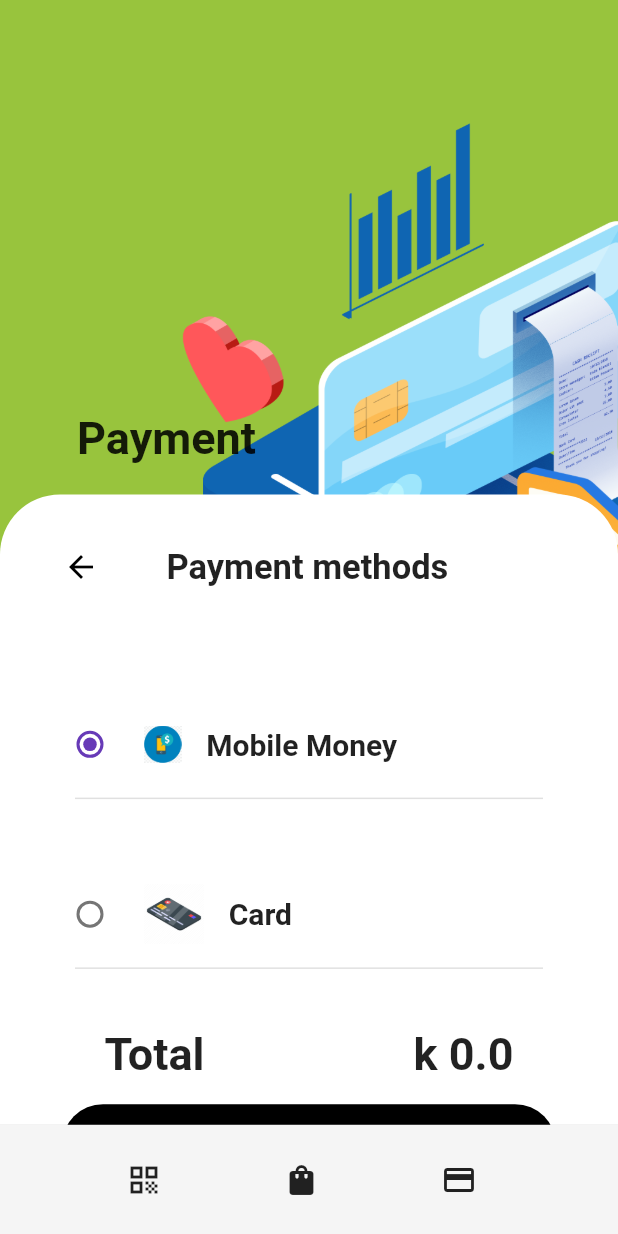
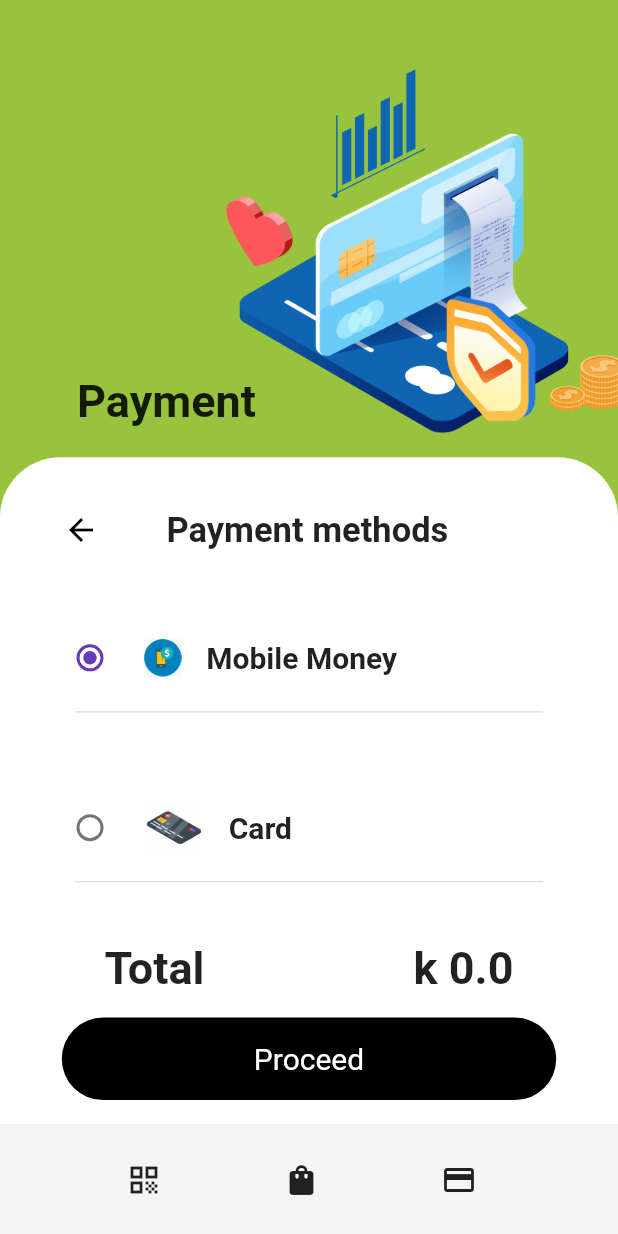
Before and after one commit to batsy3/veganic-foods-mobile, a Flutter app: the PaymentList screen opened directly, on a phone screen of 412 x 824 dp. Run offline on Flutter 3.47's test engine with Material 2 defaults, Android fonts, the phone set to English and light mode, and no system bars; our stand-ins replace badges, email_validator, flutter_screenutil, flutter_slidable, get and 1 more; missing offline and left inert: credit_card_input_form, dart:ffi, flutter_stripe, qr_code_scanner, short_uuids; accounts and stored records are empty; Roboto replaces fonts that are missing (SF Pro Rounded).

Commit message:
payment page ui fix

```diff
--- a/lib/screens/payment_page/payment.dart
+++ b/lib/screens/payment_page/payment.dart
@@ -61,9 +61,7 @@ class _PaymentListState extends State<PaymentList> {
   Paymentmethod? _init = Paymentmethod.mobile_money;
   @override
   Widget build(BuildContext context) {
-    return LayoutBuilder(builder: ((context, constraints) {
-      final width = constraints.maxWidth;
-      final height = constraints.maxHeight;
+    Size size = MediaQuery.of(context).size;
     return SafeArea(
         top: false,
         child: Scaffold(
@@ -72,21 +70,25 @@ class _PaymentListState extends State<PaymentList> {
             backgroundColor: bGcolor,
             bottomNavigationBar: Bottombar(),
             body: Stack(children: [
-                Positioned(child: Image.asset('assets/images/picart.png', height: 500,),
-                top: height * 0.03,
-                left: width * 0.15,),
+              Positioned(
+                child: Image.asset(
+                  'assets/images/picart.png',
+                  height: size.height*0.4,
+                ),
+                top: size.height * 0.01,
+                left: size.width * 0.27,
+              ),
               Column(mainAxisAlignment: MainAxisAlignment.end, children: [
                 Padding(
                   padding: EdgeInsets.only(right: 190, bottom: 20),
                   child: Text(
                     "Payment",
-                      style:
-                          TextStyle(fontWeight: FontWeight.bold, fontSize: 30),
+                    style: TextStyle(fontWeight: FontWeight.bold, fontSize: 30),
                   ),
                 ),
                 Container(
-                      width: width.w,
-                      height: height * 0.6,
+                    width: size.width,
+                    height: size.height * 0.63,
                     decoration: BoxDecoration(
                         color: Colors.white,
                         borderRadius: BorderRadius.only(
@@ -95,11 +97,10 @@ class _PaymentListState extends State<PaymentList> {
                         )),
                     child: Column(children: [
                       SizedBox(
-                          height: height * 0.02,
+                        height: size.height * 0.02,
                       ),
                       Container(
-                          padding:
-                              EdgeInsets.only(left: 30, top: height * 0.01),
+                        padding: EdgeInsets.only(left: 30, top: size.height * 0.01),
                         child: Row(
                           // ignore: prefer_const_literals_to_create_immutables
                           children: [
@@ -113,7 +114,7 @@ class _PaymentListState extends State<PaymentList> {
                               },
                             ),
                             SizedBox(
-                                width: width * 0.08,
+                              width: size.width * 0.08,
                             ),
                             Text(
                               'Payment methods',
@@ -124,7 +125,7 @@ class _PaymentListState extends State<PaymentList> {
                         ),
                       ),
                       SizedBox(
-                          height: height * 0.08,
+                        height: size.height * 0.04,
                       ),
                       RadioListTile<Paymentmethod>(
                         contentPadding: EdgeInsets.only(left: 40),
@@ -142,7 +143,7 @@ class _PaymentListState extends State<PaymentList> {
                       ),
                       divider(),
                       SizedBox(
-                          height: height * 0.05,
+                        height: size.height * 0.05,
                       ),
                       RadioListTile<Paymentmethod>(
                         contentPadding: EdgeInsets.only(left: 40),
@@ -160,10 +161,10 @@ class _PaymentListState extends State<PaymentList> {
                       ),
                       divider(),
                       SizedBox(
-                          height: height * 0.03,
+                        height: size.height * 0.03,
                       ),
                       SizedBox(
-                          height: height * 0.06,
+                        height: size.height * 0.06,
                         child: Row(
                           mainAxisAlignment: MainAxisAlignment.spaceAround,
                           children: [
@@ -176,28 +177,26 @@ class _PaymentListState extends State<PaymentList> {
                               Text(
                                 '${Provider.of<Cart>(context, listen: false).total.toStringAsFixed(2)}',
                                 style: TextStyle(
-                                      fontSize: 30,
-                                      fontWeight: FontWeight.bold),
+                                    fontSize: 30, fontWeight: FontWeight.bold),
                               )
                             else
                               Text(
                                 'k 0.0',
                                 style: TextStyle(
-                                      fontWeight: FontWeight.bold,
-                                      fontSize: 30),
+                                    fontWeight: FontWeight.bold, fontSize: 30),
                               )
                           ],
                         ),
                       ),
                       SizedBox(
-                          height: height * 0.0003,
+                        height: size.height * 0.0003,
                       ),
                       AppButton(
                         text: 'Proceed',
                         fontSize: 20,
                         fontWeight: FontWeight.bold,
                         borderRadius: 40,
-                          height: height * 0.01,
+                        height: size.height * 0.01,
                         textColor: Colors.white,
                         bgColor: Colors.black,
                         onTap: () {
@@ -237,8 +236,7 @@ class _PaymentListState extends State<PaymentList> {
                                     context,
                                     MaterialPageRoute(
                                       builder: (context) => StripePayment(
-                                            text: "text",
-                                            validator: "validator"),
+                                          text: "text", validator: "validator"),
                                     ));
                               }
                             });
@@ -248,7 +246,6 @@ class _PaymentListState extends State<PaymentList> {
                     ]))
               ])
             ])));
-    }));
   }
 }
 
```
Lines whose indentation alone changed are shown as unchanged.
